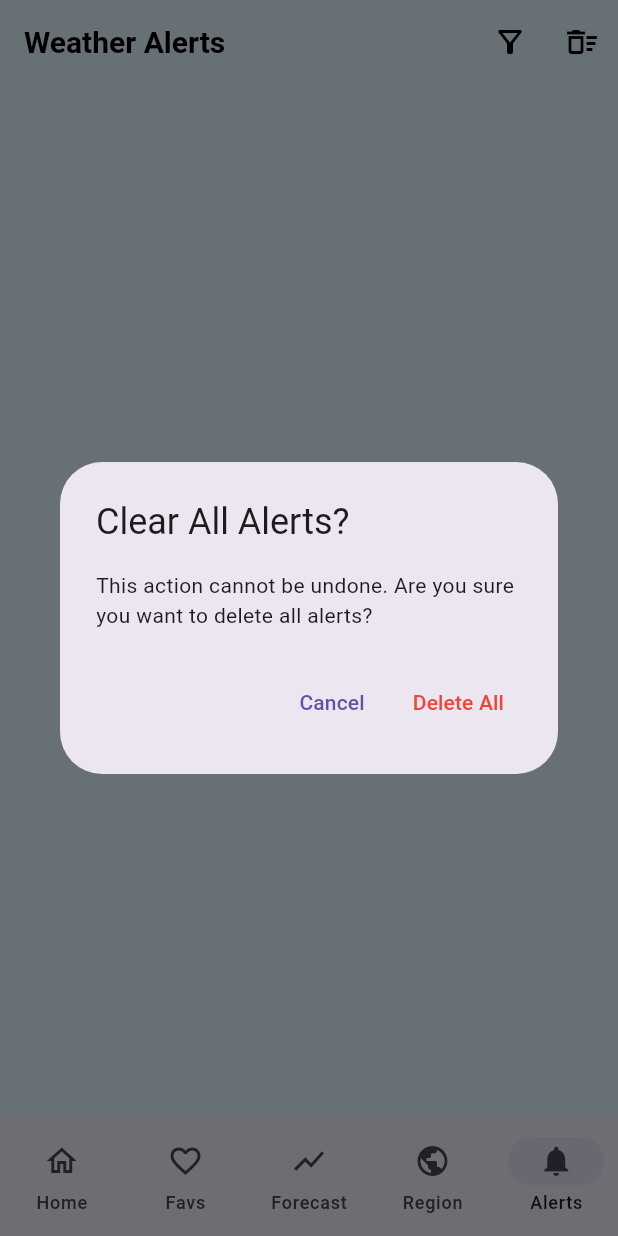
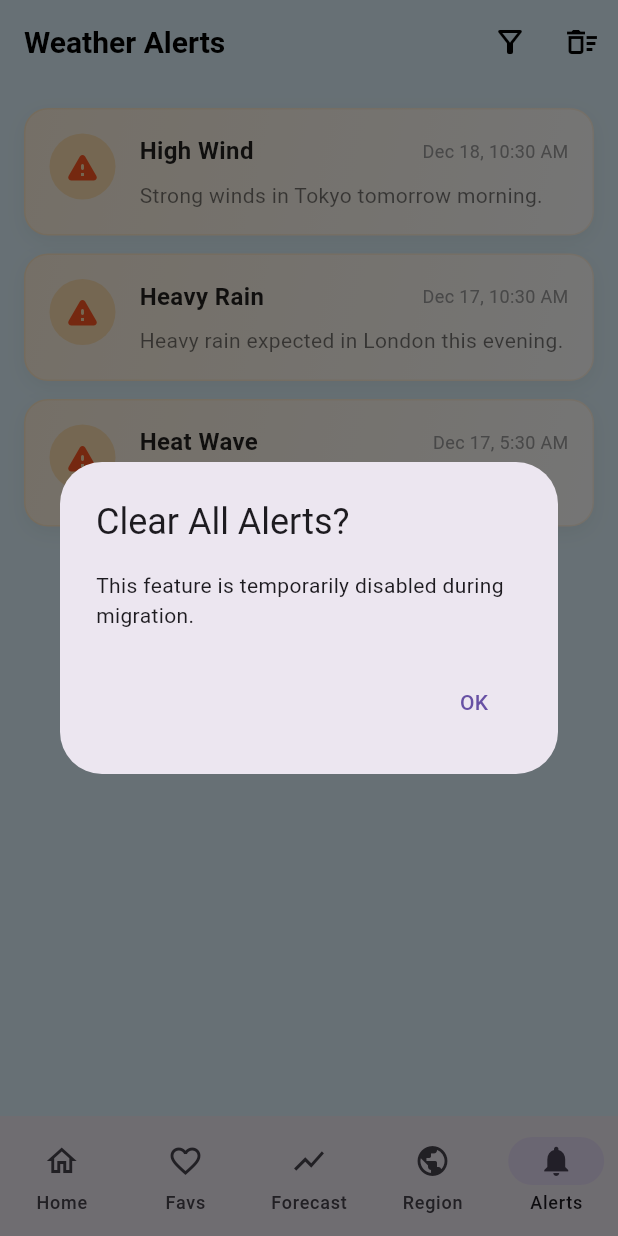
Before and after one commit to salharifan/SkyMind, a Flutter app: the screen it shows after launch, item 5 of the bottom bar chosen, after a tap on the "delete sweep" icon, on a phone screen of 412 x 824 dp. Run offline on Flutter 3.47's test engine with Material 3 defaults, Android fonts, the phone set to English and light mode, and no system bars; our stand-ins replace dio, fl_chart, flutter_local_notifications, flutter_riverpod, share_plus, sqflite; missing offline and left inert: workmanager; accounts and stored records are empty; network calls fail.

Commit message:
Finalize removal of Hive dependencies and fix build issues

```diff
--- a/lib/features/alerts/view/alerts_screen.dart
+++ b/lib/features/alerts/view/alerts_screen.dart
@@ -1,5 +1,4 @@
 import 'package:flutter/material.dart';
-import 'package:hive_flutter/hive_flutter.dart';
 import 'package:intl/intl.dart';
 import '../model/alert_model.dart';
 
@@ -75,22 +74,12 @@ class _AlertsScreenState extends State<AlertsScreen> {
                 builder: (context) => AlertDialog(
                   title: const Text("Clear All Alerts?"),
                   content: const Text(
-                    "This action cannot be undone. Are you sure you want to delete all alerts?",
+                    "This feature is temporarily disabled during migration.",
                   ),
                   actions: [
                     TextButton(
                       onPressed: () => Navigator.pop(context),
-                      child: const Text("Cancel"),
-                    ),
-                    TextButton(
-                      onPressed: () {
-                        Hive.box<AlertModel>('alerts').clear();
-                        Navigator.pop(context);
-                      },
-                      child: const Text(
-                        "Delete All",
-                        style: TextStyle(color: Colors.red),
-                      ),
+                      child: const Text("OK"),
                     ),
                   ],
                 ),
@@ -118,10 +107,45 @@ class _AlertsScreenState extends State<AlertsScreen> {
               ),
             ),
           Expanded(
-            child: ValueListenableBuilder(
-              valueListenable: Hive.box<AlertModel>('alerts').listenable(),
-              builder: (context, Box<AlertModel> box, _) {
-                if (box.isEmpty) {
+            child: Builder(
+              builder: (context) {
+                // Mock data since Hive is removed and we haven't implemented Sqflite for Alerts yet
+                var alerts = [
+                  AlertModel(
+                    title: "Heavy Rain",
+                    message: "Heavy rain expected in London this evening.",
+                    dateTime: DateTime.now(),
+                  ),
+                  AlertModel(
+                    title: "High Wind",
+                    message: "Strong winds in Tokyo tomorrow morning.",
+                    dateTime: DateTime.now().add(const Duration(days: 1)),
+                  ),
+                  AlertModel(
+                    title: "Heat Wave",
+                    message: "Extreme heat warning for Dubai.",
+                    dateTime: DateTime.now().subtract(const Duration(hours: 5)),
+                  ),
+                ];
+
+                // Sort by date descending
+                alerts.sort((a, b) => b.dateTime.compareTo(a.dateTime));
+
+                // Apply filter
+                if (_selectedDateRange != null) {
+                  alerts = alerts.where((alert) {
+                    return alert.dateTime.isAfter(
+                          _selectedDateRange!.start.subtract(
+                            const Duration(seconds: 1),
+                          ),
+                        ) &&
+                        alert.dateTime.isBefore(
+                          _selectedDateRange!.end.add(const Duration(days: 1)),
+                        );
+                  }).toList();
+                }
+
+                if (alerts.isEmpty) {
                   return Center(
                     child: Column(
                       mainAxisAlignment: MainAxisAlignment.center,
@@ -141,30 +165,6 @@ class _AlertsScreenState extends State<AlertsScreen> {
                         ),
                       ],
                     ),
-                  );
-                }
-
-                var alerts = box.values.toList();
-                // Sort by date descending
-                alerts.sort((a, b) => b.dateTime.compareTo(a.dateTime));
-
-                // Apply filter
-                if (_selectedDateRange != null) {
-                  alerts = alerts.where((alert) {
-                    return alert.dateTime.isAfter(
-                          _selectedDateRange!.start.subtract(
-                            const Duration(seconds: 1),
-                          ),
-                        ) &&
-                        alert.dateTime.isBefore(
-                          _selectedDateRange!.end.add(const Duration(days: 1)),
-                        );
-                  }).toList();
-                }
-
-                if (alerts.isEmpty) {
-                  return const Center(
-                    child: Text("No alerts found in selected range."),
                   );
                 }
 
--- a/lib/features/favourites/view_model/favourites_view_model.dart
+++ b/lib/features/favourites/view_model/favourites_view_model.dart
@@ -1,5 +1,5 @@
 import 'package:flutter_riverpod/flutter_riverpod.dart';
-import '../../core/services/db_service.dart';
+import '../../../core/services/db_service.dart';
 import '../model/favourites_model.dart';
 
 final favoritesProvider =
--- a/lib/main.dart
+++ b/lib/main.dart
@@ -3,9 +3,9 @@ import 'package:flutter_riverpod/flutter_riverpod.dart';
 import 'package:workmanager/workmanager.dart';
 
 import 'core/services/notification_service.dart';
-import 'features/alerts/model/alert_model.dart';
+
 import 'features/alerts/view/alerts_screen.dart';
-import 'features/favourites/model/favourites_model.dart';
+
 import 'features/favourites/view/favourites_screen.dart';
 import 'features/forecast/view/forecast_screen.dart';
 import 'features/home/view/home_screen.dart';
```
Also changed, not shown: lib/features/alerts/model/alert_model.dart (+0 -42 lines), lib/features/favourites/model/favourites_model.dart (+1 -35 lines).
